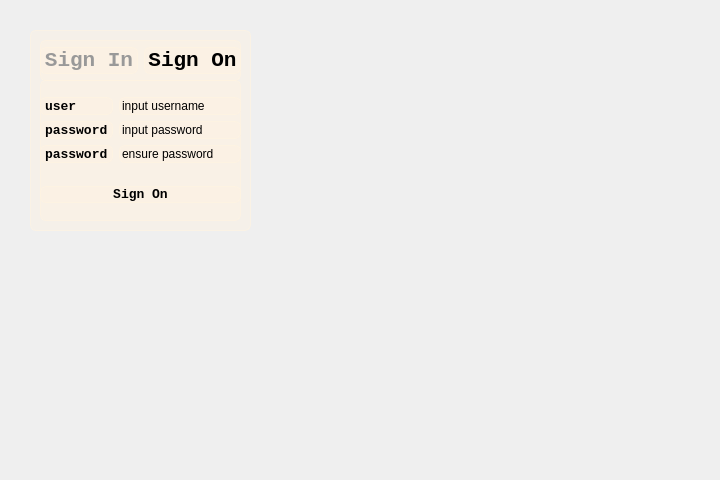
Above: PokemonClient/signon.ui from XiaoyuWang-BUPT/Pokemon before the change. Below: the same form after it.
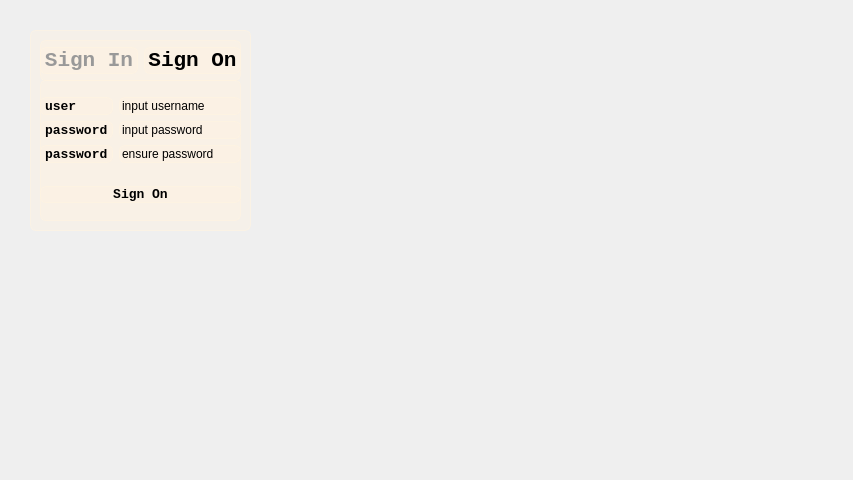
That is the form after the change.

Diff of the .ui file:
```diff
--- a/PokemonClient/signon.ui
+++ b/PokemonClient/signon.ui
@@ -6,7 +6,7 @@
    <rect>
     <x>0</x>
     <y>0</y>
-    <width>720</width>
+    <width>853</width>
     <height>480</height>
    </rect>
   </property>
```
